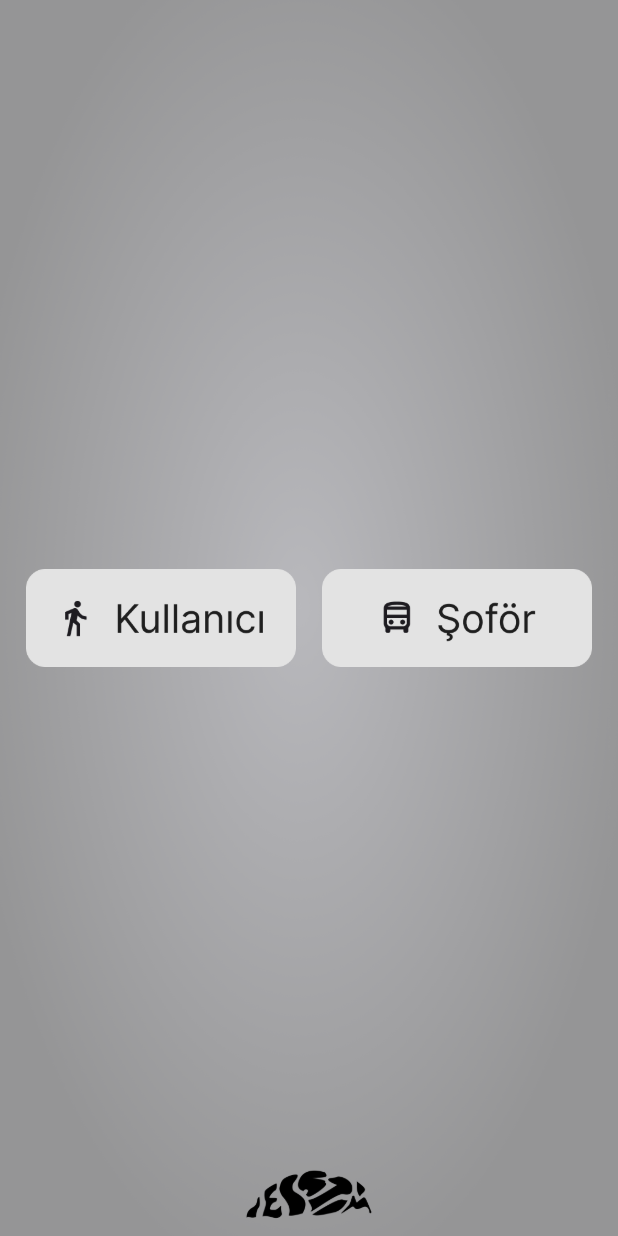
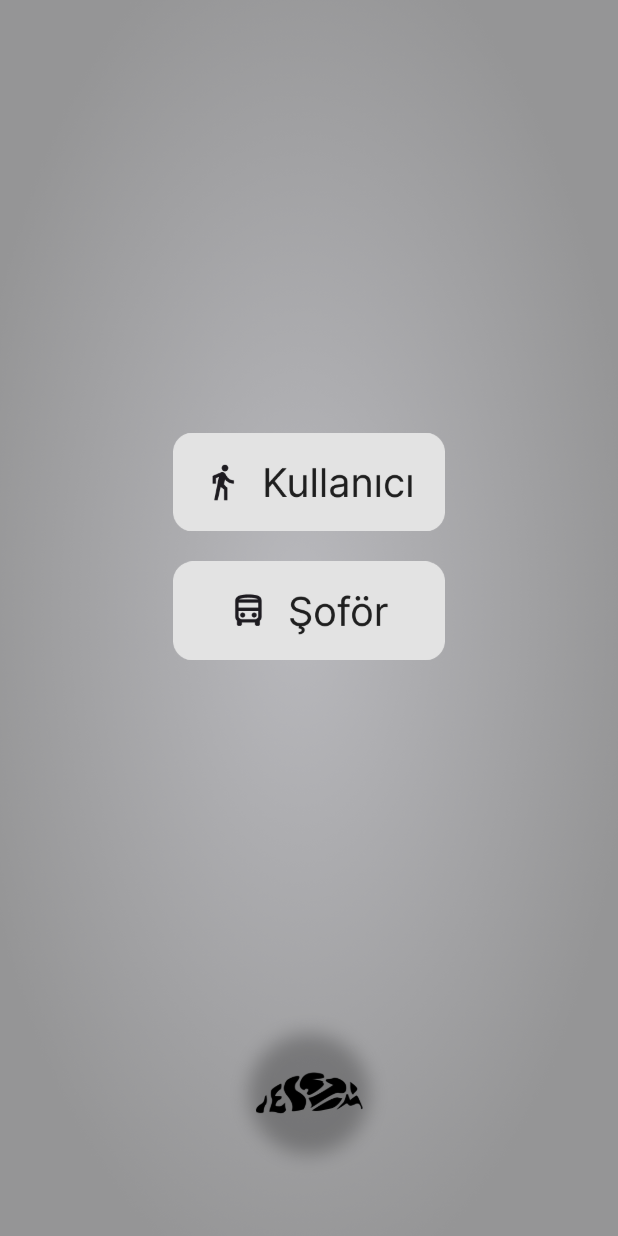
Before and after one commit to yigitemrekale/EngelsizDolmus, a Flutter app: the screen it shows after launch, on a phone screen of 412 x 824 dp. Run offline on Flutter 3.47's test engine with Material 3 defaults, Android fonts, the phone set to English and light mode, and no system bars.

Commit message:
22:50 03.02.25 -Y-

```diff
--- a/lib/main.dart
+++ b/lib/main.dart
@@ -1,5 +1,5 @@
 import 'package:flutter/material.dart';
-import 'dart:async'; // Zamanlayıcı için gerekli
+import 'dart:async';
 
 void main() {
   runApp(const MyApp());
@@ -12,12 +12,12 @@ class MyApp extends StatelessWidget {
   Widget build(BuildContext context) {
     return MaterialApp(
       debugShowCheckedModeBanner: false,
-      home: const SplashScreen(), // İlk açılışta giriş ekranı gösterilecek
+      home: const SplashScreen(),
     );
   }
 }
 
-//------------------------------- GİRİŞ EKRANI (Splash Screen)-------------------------------
+//------------------------------- GİRİŞ EKRANI -------------------------------
 class SplashScreen extends StatefulWidget {
   const SplashScreen({super.key});
 
@@ -30,7 +30,6 @@ class _SplashScreenState extends State<SplashScreen> {
   void initState() {
     super.initState();
 
-    // 3 saniye sonra ana sayfaya yönlendirme
     Timer(const Duration(seconds: 3), () {
       Navigator.pushReplacement(
         context,
@@ -44,7 +43,7 @@ class _SplashScreenState extends State<SplashScreen> {
     return Scaffold(
       body: Center(
         child: Image.asset(
-          "assets/giris_ekrani.png", // 📌 Giriş ekranı için resim
+          "assets/giris_ekrani.png",
           width: double.infinity,
           height: double.infinity,
           fit: BoxFit.cover,
@@ -71,81 +70,105 @@ class _HomeScreenState extends State<HomeScreen> {
   final String yolcuTiklanmis = "assets/kullanici_buttontiklama.png";
   final String soforTiklanmis = "assets/sofor_buttontiklama.png";
 
+  bool isListening = false;
+  double rippleSize = 0;
+
   @override
   Widget build(BuildContext context) {
+    double screenWidth = MediaQuery.of(context).size.width;
+    double screenHeight = MediaQuery.of(context).size.height;
+
     return Scaffold(
       body: Stack(
+        alignment: Alignment.center,
         children: [
-          // Arka plan resmi
-          Container(
-            width: double.infinity,
-            height: double.infinity,
-            decoration: const BoxDecoration(
-              image: DecorationImage(
-                image: AssetImage("assets/arka_plan.png"), // Arka plan yolu
-                fit: BoxFit.cover,
-              ),
+          // 📌 Arka Plan Resmi
+          Positioned.fill(
+            child: Image.asset(
+              "assets/arka_plan.png",
+              fit: BoxFit.cover,
             ),
           ),
-          // Butonlar
-          Center(
-            child: Row(
-              mainAxisAlignment: MainAxisAlignment.spaceEvenly,
+
+          // 📌 Butonlar (Ortalı)
+          Positioned(
+            top: screenHeight * 0.35,
+            child: Column(
               children: [
                 // Yolcu Butonu
                 GestureDetector(
-                  onTapDown: (_) {
-                    setState(() {
-                      yolcuButonResmi = yolcuTiklanmis; // Basınca değiş
-                    });
-                  },
-                  onTapUp: (_) {
-                    setState(() {
-                      yolcuButonResmi = "assets/kullanici_button.png"; // Parmağı kaldırınca eski haline dön
-                    });
-                  },
-                  onTapCancel: () {
-                    setState(() {
-                      yolcuButonResmi = "assets/kullanici_button.png"; // Parmağı kaydırıp kaldırırsa eski haline dön
-                    });
-                  },
+                  onTapDown: (_) => setState(() => yolcuButonResmi = yolcuTiklanmis),
+                  onTapUp: (_) => setState(() => yolcuButonResmi = "assets/kullanici_button.png"),
+                  onTapCancel: () => setState(() => yolcuButonResmi = "assets/kullanici_button.png"),
                   child: SizedBox(
-                    width: 180,
-                    height: 80,
-                    child: Image.asset(
-                      yolcuButonResmi,
-                      fit: BoxFit.contain, // 📌 Resmi boyuta göre büyütüp küçült
-                    ),
+                    width: screenWidth * 0.6,
+                    height: screenHeight * 0.08,
+                    child: Image.asset(yolcuButonResmi, fit: BoxFit.contain),
                   ),
                 ),
 
+                const SizedBox(height: 20), // 📌 Butonlar arası boşluk
+
                 // Şoför Butonu
                 GestureDetector(
-                  onTapDown: (_) {
-                    setState(() {
-                      soforButonResmi = soforTiklanmis; // Basınca değiş
-                    });
-                  },
-                  onTapUp: (_) {
-                    setState(() {
-                      soforButonResmi = "assets/sofor_button.png"; // Parmağı kaldırınca eski haline dön
-                    });
-                  },
-                  onTapCancel: () {
-                    setState(() {
-                      soforButonResmi = "assets/sofor_button.png"; // Parmağı kaydırıp kaldırırsa eski haline dön
-                    });
-                  },
+                  onTapDown: (_) => setState(() => soforButonResmi = soforTiklanmis),
+                  onTapUp: (_) => setState(() => soforButonResmi = "assets/sofor_button.png"),
+                  onTapCancel: () => setState(() => soforButonResmi = "assets/sofor_button.png"),
                   child: SizedBox(
-                    width: 180,
-                    height: 80,
-                    child: Image.asset(
-                      soforButonResmi,
-                      fit: BoxFit.contain, // 📌 Resmi boyuta göre büyütüp küçült
-                    ),
+                    width: screenWidth * 0.6,
+                    height: screenHeight * 0.08,
+                    child: Image.asset(soforButonResmi, fit: BoxFit.contain),
                   ),
                 ),
               ],
+            ),
+          ),
+
+          // 📌 Özel Resimli Buton (Mikrofon yerine kendi resmin)
+          Positioned(
+            bottom: screenHeight * 0.07,
+            child: GestureDetector(
+              onTapDown: (_) => setState(() {
+                isListening = true;
+                rippleSize = 200;
+              }),
+              onTapUp: (_) => setState(() {
+                isListening = false;
+                rippleSize = 0;
+              }),
+              child: Stack(
+                alignment: Alignment.center,
+                children: [
+                  // 📌 Dalga Efekti (Tıklanınca büyüyen animasyon)
+                  AnimatedContainer(
+                    duration: const Duration(milliseconds: 400),
+                    width: rippleSize,
+                    height: rippleSize,
+                    decoration: BoxDecoration(
+                      shape: BoxShape.circle,
+                      color: Colors.blue.withOpacity(0.3),
+                    ),
+                  ),
+
+                  // 📌 Özel Resimli Buton (Kendi resmini kullanabilirsin)
+                  Container(
+                    width: screenWidth * 0.18,
+                    height: screenWidth * 0.18,
+                    decoration: const BoxDecoration(
+                      shape: BoxShape.circle,
+                      boxShadow: [
+                        BoxShadow(color: Colors.black26, blurRadius: 10, spreadRadius: 3),
+                      ],
+                    ),
+                    child: ClipOval(
+                      child: Image.asset(
+                        "assets/sesli_asistan.png", // 📌 Buraya kendi resmini koy
+                        fit: BoxFit.cover,
+                      ),
+                    ),
+                  ),
+                ],
+              ),
             ),
           ),
         ],
--- a/pubspec.yaml
+++ b/pubspec.yaml
@@ -59,6 +59,7 @@ flutter:
     - assets/kullanici_buttontiklama.png
     - assets/sofor_button.png
     - assets/sofor_buttontiklama.png
+    - assets/sesli_asistan.png
   # To add assets to your application, add an assets section, like this:
   # assets:
   #   - images/a_dot_burr.jpeg
```
Also changed, not shown: assets/arka_plan.png, assets/sesli_asistan.png (added).
